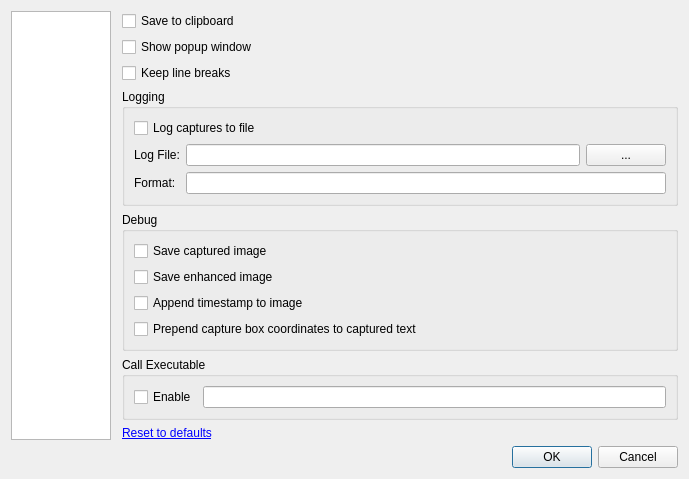
Old version of the form SettingsDialog.ui in the repository setsumi/Capture2TextPlus.
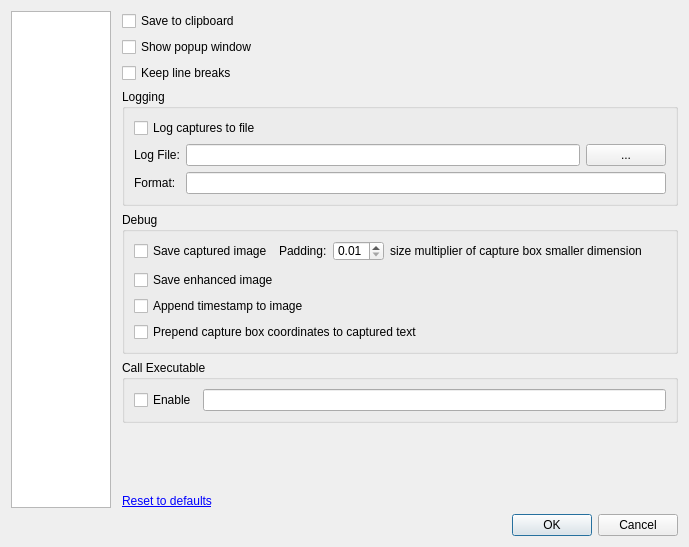
New version of the form. The open tabs and pages were chosen to show the change. Icons and pictures are not drawn. Custom widgets are drawn as their Qt base class.

Commit message: added proper capture border option thus restoring broken call exe option

Patch:
```diff
--- a/SettingsDialog.ui
+++ b/SettingsDialog.ui
@@ -7,7 +7,7 @@
     <x>0</x>
     <y>0</y>
     <width>679</width>
-    <height>477</height>
+    <height>547</height>
    </rect>
   </property>
   <property name="sizePolicy">
@@ -1488,17 +1488,7 @@
           <string>Debug</string>
          </property>
          <layout class="QFormLayout" name="formLayout">
-          <item row="0" column="0">
-           <widget class="QCheckBox" name="checkBoxDebugSaveCapturedImage">
-            <property name="toolTip">
-             <string>&lt;html&gt;&lt;head/&gt;&lt;body&gt;&lt;p&gt;Save original captured image before it is enhanced.&lt;/p&gt;&lt;p&gt;A file named &amp;quot;debug_capture.png&amp;quot; will be placed in the same directory as the executable.&lt;/p&gt;&lt;/body&gt;&lt;/html&gt;</string>
-            </property>
-            <property name="text">
-             <string>Save captured image</string>
-            </property>
-           </widget>
-          </item>
-          <item row="2" column="0">
+          <item row="1" column="0">
            <widget class="QCheckBox" name="checkBoxDebugSaveEnhancedImage">
             <property name="toolTip">
              <string>&lt;html&gt;&lt;head/&gt;&lt;body&gt;&lt;p&gt;Save enhanced image that is sent to the OCR engine.&lt;/p&gt;&lt;p&gt;A file named &amp;quot;debug_enhanced.png&amp;quot; will be placed in the same directory as the executable.&lt;/p&gt;&lt;/body&gt;&lt;/html&gt;</string>
@@ -1508,17 +1498,7 @@
             </property>
            </widget>
           </item>
-          <item row="4" column="0">
-           <widget class="QCheckBox" name="checkBoxDebugPrependCoords">
-            <property name="toolTip">
-             <string>&lt;html&gt;&lt;head/&gt;&lt;body&gt;&lt;p&gt;Add the capture box coordinates to the beginning of the captured text.&lt;/p&gt;&lt;p&gt;These coordinates may be used with the &amp;quot;--screen-rect&amp;quot; command line option.&lt;/p&gt;&lt;p&gt;Format: (x1 y1 x2 y2) &amp;lt;captured text&amp;gt;&lt;/p&gt;&lt;/body&gt;&lt;/html&gt;</string>
-            </property>
-            <property name="text">
-             <string>Prepend capture box coordinates to captured text</string>
-            </property>
-           </widget>
-          </item>
-          <item row="3" column="0">
+          <item row="2" column="0">
            <widget class="QCheckBox" name="checkBoxDebugAppendTimestampToImage">
             <property name="toolTip">
              <string>Append a timestamp to the debug images.</string>
@@ -1528,6 +1508,73 @@
             </property>
            </widget>
           </item>
+          <item row="3" column="0">
+           <widget class="QCheckBox" name="checkBoxDebugPrependCoords">
+            <property name="toolTip">
+             <string>&lt;html&gt;&lt;head/&gt;&lt;body&gt;&lt;p&gt;Add the capture box coordinates to the beginning of the captured text.&lt;/p&gt;&lt;p&gt;These coordinates may be used with the &amp;quot;--screen-rect&amp;quot; command line option.&lt;/p&gt;&lt;p&gt;Format: (x1 y1 x2 y2) &amp;lt;captured text&amp;gt;&lt;/p&gt;&lt;/body&gt;&lt;/html&gt;</string>
+            </property>
+            <property name="text">
+             <string>Prepend capture box coordinates to captured text</string>
+            </property>
+           </widget>
+          </item>
+          <item row="0" column="0" colspan="2">
+           <layout class="QGridLayout" name="gridLayout_17">
+            <item row="0" column="0">
+             <widget class="QCheckBox" name="checkBoxDebugSaveCapturedImage">
+              <property name="toolTip">
+               <string>&lt;html&gt;&lt;head/&gt;&lt;body&gt;&lt;p&gt;Save original captured image before it is enhanced.&lt;/p&gt;&lt;p&gt;A file named &amp;quot;debug_capture.png&amp;quot; will be placed in the same directory as the executable.&lt;/p&gt;&lt;/body&gt;&lt;/html&gt;</string>
+              </property>
+              <property name="text">
+               <string>Save captured image</string>
+              </property>
+             </widget>
+            </item>
+            <item row="0" column="4">
+             <spacer name="horizontalSpacer_17">
+              <property name="orientation">
+               <enum>Qt::Horizontal</enum>
+              </property>
+              <property name="sizeHint" stdset="0">
+               <size>
+                <width>40</width>
+                <height>20</height>
+               </size>
+              </property>
+             </spacer>
+            </item>
+            <item row="0" column="1">
+             <widget class="QLabel" name="label_4">
+              <property name="text">
+               <string>Padding:</string>
+              </property>
+             </widget>
+            </item>
+            <item row="0" column="2">
+             <widget class="QDoubleSpinBox" name="doubleSpinBoxOutputCapturedPadding">
+              <property name="minimum">
+               <double>0.010000000000000</double>
+              </property>
+              <property name="maximum">
+               <double>1.000000000000000</double>
+              </property>
+              <property name="singleStep">
+               <double>0.010000000000000</double>
+              </property>
+              <property name="value">
+               <double>0.010000000000000</double>
+              </property>
+             </widget>
+            </item>
+            <item row="0" column="3">
+             <widget class="QLabel" name="label_5">
+              <property name="text">
+               <string>&lt;html&gt;&lt;head/&gt;&lt;body&gt;&lt;p&gt;size multiplier of capture box smaller dimension&lt;/p&gt;&lt;/body&gt;&lt;/html&gt;</string>
+              </property>
+             </widget>
+            </item>
+           </layout>
+          </item>
          </layout>
         </widget>
        </item>
```
Left out of the diff: 77 changed lines with no effect on the pictures. The commit also changes 6 other files.
